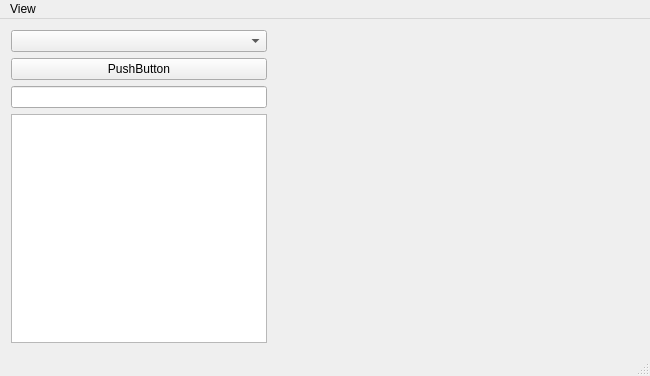
First picture: the form in stplot-gui/stplotwindow.ui, repository Sanya-123/STplot, before the edit.
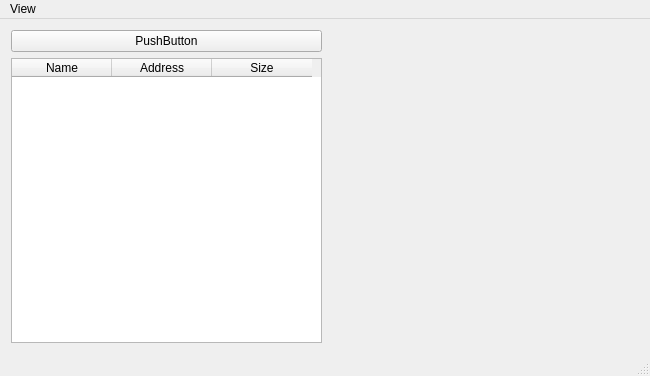
Second picture: the form after the edit.

The edit to the form file:
```diff
--- a/stplot-gui/stplotwindow.ui
+++ b/stplot-gui/stplotwindow.ui
@@ -17,9 +17,6 @@
    <layout class="QHBoxLayout" name="horizontalLayout">
     <item>
      <layout class="QVBoxLayout" name="verticalLayout">
-      <item>
-       <widget class="QComboBox" name="comboBox"/>
-      </item>
       <item>
        <widget class="QPushButton" name="pushButton">
         <property name="text">
@@ -28,23 +25,22 @@
        </widget>
       </item>
       <item>
-       <widget class="QLineEdit" name="lineEdit">
-        <property name="sizePolicy">
-         <sizepolicy hsizetype="Preferred" vsizetype="Fixed">
-          <horstretch>0</horstretch>
-          <verstretch>0</verstretch>
-         </sizepolicy>
-        </property>
-       </widget>
-      </item>
-      <item>
-       <widget class="QPlainTextEdit" name="plainTextEdit">
-        <property name="sizePolicy">
-         <sizepolicy hsizetype="Preferred" vsizetype="Expanding">
-          <horstretch>0</horstretch>
-          <verstretch>0</verstretch>
-         </sizepolicy>
-        </property>
+       <widget class="QTableWidget" name="symbolTable">
+        <column>
+         <property name="text">
+          <string>Name</string>
+         </property>
+        </column>
+        <column>
+         <property name="text">
+          <string>Address</string>
+         </property>
+        </column>
+        <column>
+         <property name="text">
+          <string>Size</string>
+         </property>
+        </column>
        </widget>
       </item>
      </layout>
```
Left out of the diff: 6 changed lines with no effect on the pictures.
